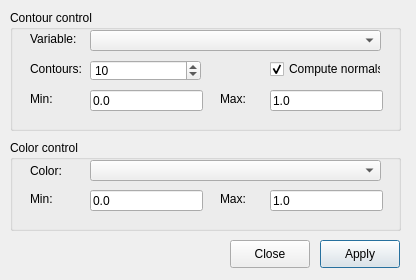
First picture: the form in ElmerGUI/vtkpost/isosurface.ui, repository tehnick/elmerfem, before the edit.
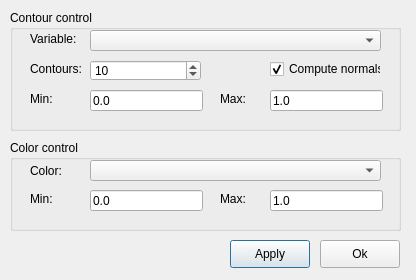
Second picture: the form after the edit. Icons and pictures are not drawn.

Diff of the .ui file:
```diff
--- a/ElmerGUI/vtkpost/isosurface.ui
+++ b/ElmerGUI/vtkpost/isosurface.ui
@@ -12,10 +12,10 @@
   <property name="windowTitle" >
    <string>Iso surfaces</string>
   </property>
-  <widget class="QPushButton" name="okButton" >
+  <widget class="QPushButton" name="applyButton" >
    <property name="geometry" >
     <rect>
-     <x>320</x>
+     <x>230</x>
      <y>240</y>
      <width>80</width>
      <height>28</height>
@@ -31,17 +31,17 @@
     <bool>true</bool>
    </property>
   </widget>
-  <widget class="QPushButton" name="cancelButton" >
+  <widget class="QPushButton" name="okButton" >
    <property name="geometry" >
     <rect>
-     <x>230</x>
+     <x>320</x>
      <y>240</y>
      <width>80</width>
      <height>28</height>
     </rect>
    </property>
    <property name="text" >
-    <string>Close</string>
+    <string>Ok</string>
    </property>
    <property name="icon" >
     <iconset resource="../ElmerGUI.qrc" >:/icons/dialog-close.png</iconset>
```
Left out of the diff: 4 changed lines with no effect on the pictures.
